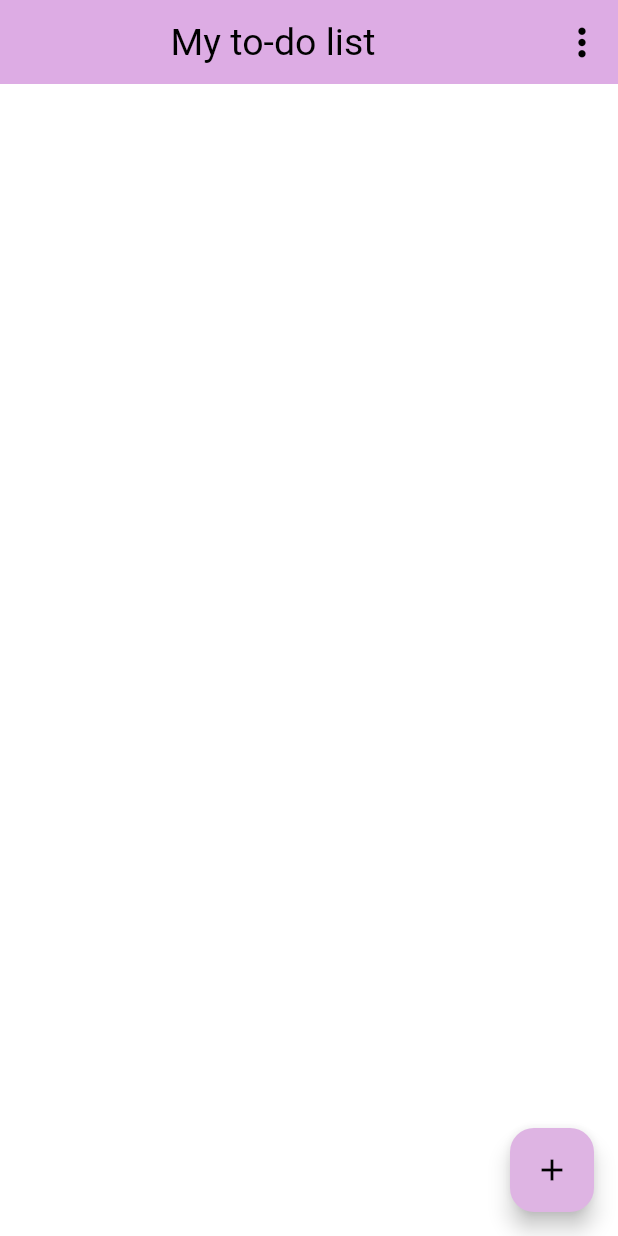
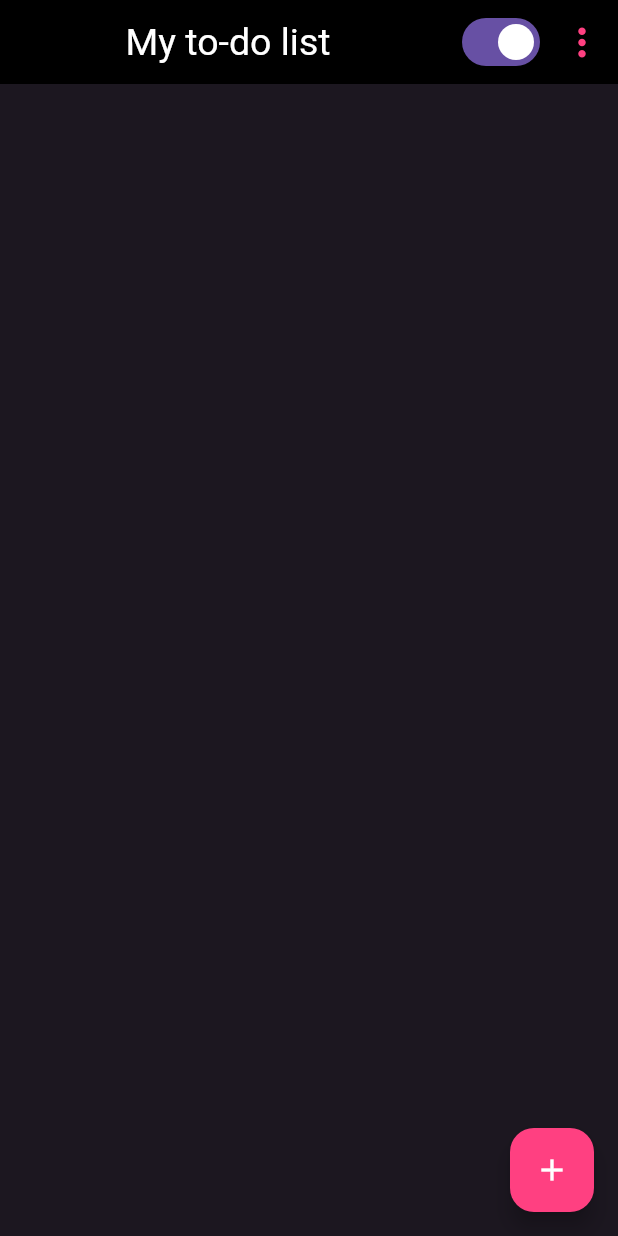
Before and after one commit to gu-tig333-ht23/gushagmib, a Flutter app: the screen it shows after launch, on a phone screen of 412 x 824 dp. Run offline on Flutter 3.47's test engine with Material 2 defaults, Android fonts, the phone set to English and light mode, and no system bars; our stand-ins replace google_fonts.

Commit message:
Added a switch to toggle between light & dark mode

```diff
--- /dev/null
+++ b/lib/controllers/theme_controller.dart
@@ -0,0 +1,28 @@
+import 'package:flutter/material.dart';
+// Themes
+import '../themes/light_purple_theme.dart';
+import '../themes/black_theme.dart';
+
+class ThemeController with ChangeNotifier {
+  static final _controller = ThemeController._internal();
+  // Light theme as default
+  ThemeData _theme = blackTheme();
+  // Using singleton pattern to allow one controller only
+  factory ThemeController() {
+    return _controller;
+  }
+
+  set setTheme(bool value) {
+    if (value) {
+      _theme = blackTheme();
+    } else {
+      _theme = lightTheme();
+    }
+
+    notifyListeners();
+  }
+
+  ThemeData get theme => _theme;
+
+  ThemeController._internal();
+}
--- a/lib/pages/todo_page.dart
+++ b/lib/pages/todo_page.dart
@@ -1,9 +1,10 @@
 import 'package:flutter/material.dart';
 import 'package:provider/provider.dart';
+import 'package:template/controllers/theme_controller.dart';
 // Widgets
 import 'todo_page_widgets.dart';
-// Themes
-import '../themes/light_purple_theme.dart';
+import 'toggle_theme.dart';
+
 // Models
 import '../controllers/collection_controller_state.dart';
 
@@ -17,14 +18,25 @@ class ToDoApp extends StatelessWidget {
   // This widget is the root of your application.
   @override
   Widget build(BuildContext context) {
-    return ChangeNotifierProvider(
-        create: (context) => TaskCollectionController(),
-        child: MaterialApp(
+    return MultiProvider(
+      providers: [
+        ChangeNotifierProvider<TaskCollectionController>(
+          create: (_) => TaskCollectionController(),
+        ),
+        ChangeNotifierProvider<ThemeController>(
+          create: (_) => ThemeController(),
+        ),
+      ],
+      // Add listener for toggling darkmode
+      child: Consumer<ThemeController>(builder: (_, controller, child) {
+        return MaterialApp(
           title: 'My todo list',
-          theme: lightTheme(),
+          theme: controller.theme,
           home: MainPage(),
           debugShowCheckedModeBanner: false,
-        ));
+        );
+      }),
+    );
   }
 }
 
@@ -51,11 +63,11 @@ class MainPage extends StatelessWidget {
                       height: 1,
                     ),
                     TodoTile(item: tasks[index]),
-                    Divider(height: 3),
+                    Divider(height: 0),
                   ]
                 : <Widget>[
                     TodoTile(item: tasks[index]),
-                    Divider(),
+                    Divider(height: 0),
                   ],
           );
         },
@@ -72,7 +84,10 @@ class MainPageAppBar extends StatelessWidget implements PreferredSizeWidget {
   @override
   Widget build(BuildContext context) {
     return AppBar(
-      actions: [PopUpMenu()],
+      actions: [
+        ToggleDarkTheme(),
+        PopUpMenu(),
+      ],
       title: Center(
         child: Text(
           "My to-do list",
--- /dev/null
+++ b/lib/pages/toggle_theme.dart
@@ -0,0 +1,31 @@
+import 'package:flutter/material.dart';
+import 'package:template/controllers/theme_controller.dart';
+import 'package:provider/provider.dart';
+
+class ToggleDarkTheme extends StatefulWidget {
+  const ToggleDarkTheme({super.key});
+
+  @override
+  State<ToggleDarkTheme> createState() => _ToggleDarkThemeState();
+}
+
+class _ToggleDarkThemeState extends State<ToggleDarkTheme> {
+  bool _dark = true;
+  @override
+  Widget build(BuildContext context) {
+    ThemeController themeController = context.watch<ThemeController>();
+    return Switch(
+      value: _dark,
+      onChanged: (bool value) {
+        setState(() {
+          if (value) {
+            _dark = value;
+          } else {
+            _dark = value;
+          }
+          themeController.setTheme = _dark;
+        });
+      },
+    );
+  }
+}
```
